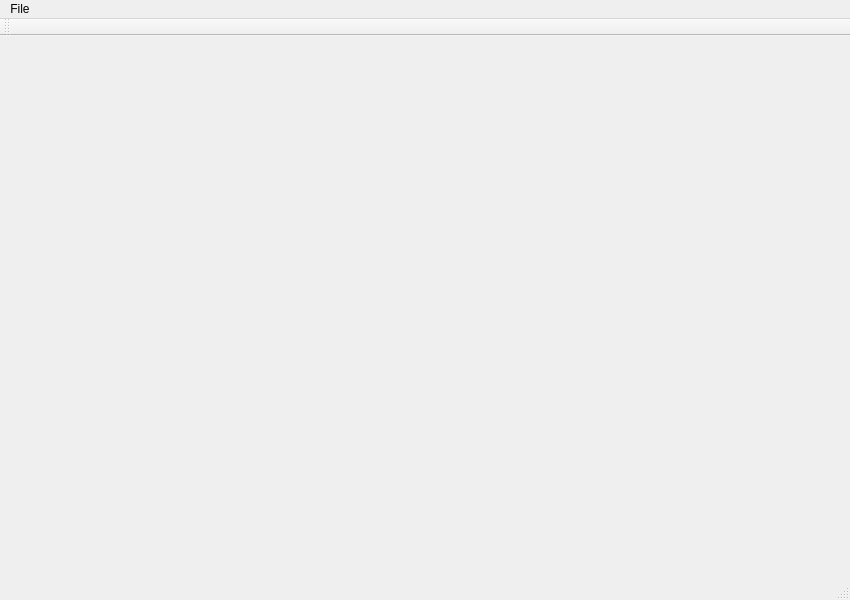
tranter/qt-google-freebase, file mainwindow.ui: the form before one commit.
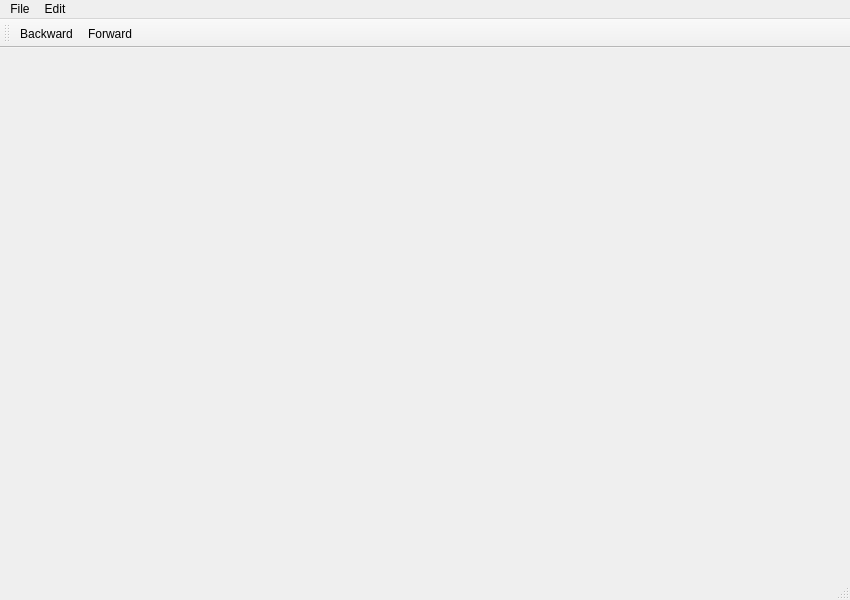
The form after the commit. Icons and pictures are not drawn.

```diff
--- a/mainwindow.ui
+++ b/mainwindow.ui
@@ -21,6 +21,8 @@
    <attribute name="toolBarBreak">
     <bool>false</bool>
    </attribute>
+   <addaction name="actionBackward"/>
+   <addaction name="actionForward"/>
   </widget>
   <widget class="QStatusBar" name="statusBar">
    <property name="enabled">
@@ -45,7 +47,15 @@
     <addaction name="separator"/>
     <addaction name="actionExit"/>
    </widget>
+   <widget class="QMenu" name="menuEdit">
+    <property name="title">
+     <string>Edit</string>
+    </property>
+    <addaction name="actionBackward"/>
+    <addaction name="actionForward"/>
+   </widget>
    <addaction name="menuFile"/>
+   <addaction name="menuEdit"/>
   </widget>
   <action name="actionExit">
    <property name="text">
@@ -72,6 +82,24 @@
     <bool>false</bool>
    </property>
   </action>
+  <action name="actionBackward">
+   <property name="icon">
+    <iconset resource="resource.qrc">
+     <normaloff>:/images/backward</normaloff>:/images/backward</iconset>
+   </property>
+   <property name="text">
+    <string>Backward</string>
+   </property>
+  </action>
+  <action name="actionForward">
+   <property name="icon">
+    <iconset resource="resource.qrc">
+     <normaloff>:/images/forward</normaloff>:/images/forward</iconset>
+   </property>
+   <property name="text">
+    <string>Forward</string>
+   </property>
+  </action>
  </widget>
  <layoutdefault spacing="6" margin="11"/>
  <resources>
```
